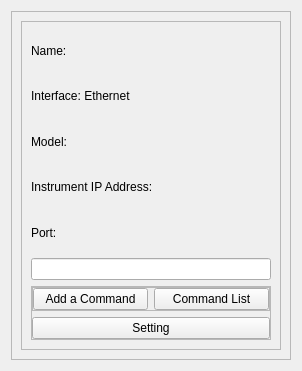
Old version of the form GUI/ui_files/ethernet_instrument_device_wid.ui in the repository YeonungK/YonKu.
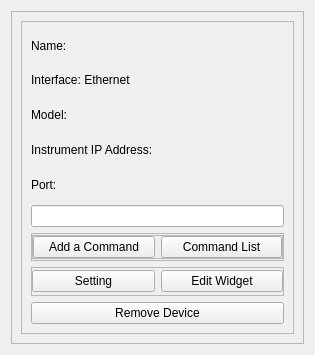
New version of the form.

Diff of the .ui file:
```diff
--- a/GUI/ui_files/ethernet_instrument_device_wid.ui
+++ b/GUI/ui_files/ethernet_instrument_device_wid.ui
@@ -6,14 +6,14 @@
    <rect>
     <x>0</x>
     <y>0</y>
-    <width>302</width>
-    <height>371</height>
+    <width>315</width>
+    <height>355</height>
    </rect>
   </property>
   <property name="windowTitle">
    <string>Form</string>
   </property>
-  <layout class="QHBoxLayout" name="horizontalLayout_2">
+  <layout class="QHBoxLayout" name="horizontalLayout_3">
    <item>
     <widget class="QFrame" name="frame_3">
      <property name="frameShape">
@@ -142,6 +142,30 @@
               </layout>
              </widget>
             </item>
+           </layout>
+          </widget>
+         </item>
+         <item>
+          <widget class="QFrame" name="frame_5">
+           <property name="frameShape">
+            <enum>QFrame::StyledPanel</enum>
+           </property>
+           <property name="frameShadow">
+            <enum>QFrame::Raised</enum>
+           </property>
+           <layout class="QHBoxLayout" name="horizontalLayout_2">
+            <property name="leftMargin">
+             <number>0</number>
+            </property>
+            <property name="topMargin">
+             <number>0</number>
+            </property>
+            <property name="rightMargin">
+             <number>0</number>
+            </property>
+            <property name="bottomMargin">
+             <number>0</number>
+            </property>
             <item>
              <widget class="QPushButton" name="settingButton">
               <property name="text">
@@ -149,9 +173,23 @@
               </property>
              </widget>
             </item>
+            <item>
+             <widget class="QPushButton" name="editWidgetButton">
+              <property name="text">
+               <string>Edit Widget</string>
+              </property>
+             </widget>
+            </item>
            </layout>
           </widget>
          </item>
+         <item>
+          <widget class="QPushButton" name="removeDeviceButton">
+           <property name="text">
+            <string>Remove Device</string>
+           </property>
+          </widget>
+         </item>
         </layout>
        </widget>
       </item>
```
